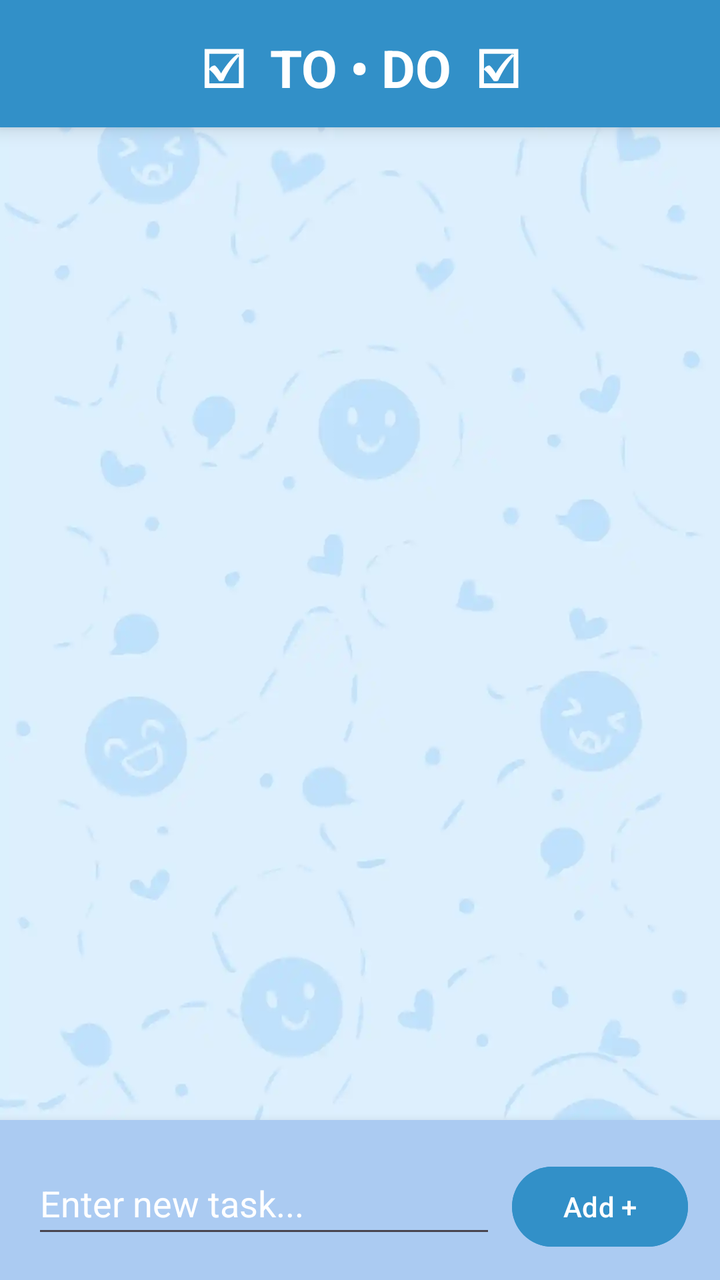
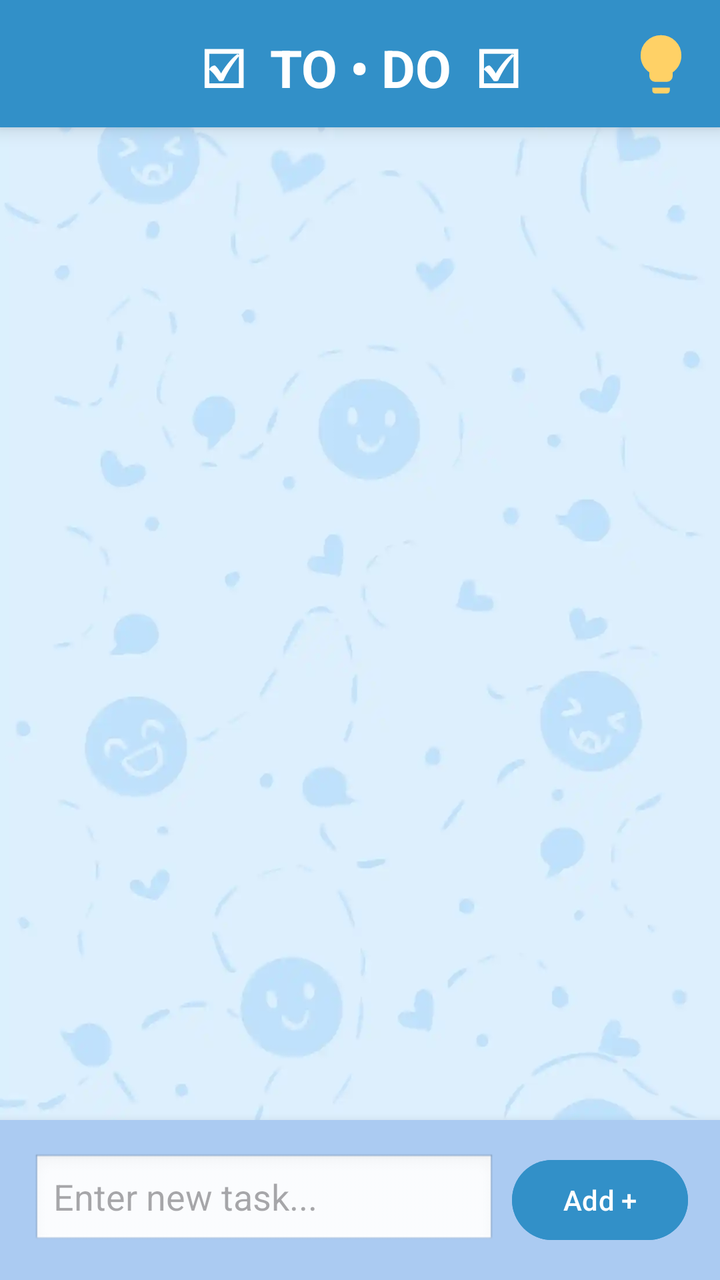

Two renders of the same Android screen: before a commit and after it. Below are the layout's source before the change and the commit's diff.
<!-- AndroidManifest.xml: application theme Theme.BetweenUs -->
<!-- res/layout/fragment_productivity.xml -->
<?xml version="1.0" encoding="utf-8"?>
<androidx.constraintlayout.widget.ConstraintLayout
    xmlns:android="http://schemas.android.com/apk/res/android"
    xmlns:app="http://schemas.android.com/apk/res-auto"
    xmlns:tools="http://schemas.android.com/tools"
    android:layout_width="match_parent"
    android:layout_height="match_parent"
    android:background="@color/white">
    <ImageView
        android:id="@+id/bgImage"
        android:layout_width="0dp"
        android:layout_height="0dp"
        android:src="@drawable/bg"
        android:scaleType="centerCrop"
        app:layout_constraintTop_toTopOf="parent"
        app:layout_constraintBottom_toBottomOf="parent"
        app:layout_constraintStart_toStartOf="parent"
        app:layout_constraintEnd_toEndOf="parent"/>

    
    <TextView
        android:id="@+id/toolbar_title"
        android:layout_width="0dp"
        android:layout_height="wrap_content"
        android:text="☑  TO • DO  ☑"
        android:textSize="26sp"
        android:textStyle="bold"
        android:gravity="center"
        android:paddingTop="16dp"
        android:paddingBottom="12dp"
        android:background="#3290c8"
        android:textColor="@color/white"
        android:elevation="6dp"
        app:layout_constraintTop_toTopOf="parent"
        app:layout_constraintStart_toStartOf="parent"
        app:layout_constraintEnd_toEndOf="parent"/>

    
    <androidx.recyclerview.widget.RecyclerView
        android:id="@+id/taskRecyclerView"
        android:layout_width="0dp"
        android:layout_height="0dp"
        android:padding="12dp"
        app:layout_constraintTop_toBottomOf="@id/toolbar_title"
        app:layout_constraintBottom_toTopOf="@id/addTaskLayout"
        app:layout_constraintStart_toStartOf="parent"
        app:layout_constraintEnd_toEndOf="parent" />

    
    <LinearLayout
        android:id="@+id/addTaskLayout"
        android:layout_width="match_parent"
        android:layout_height="wrap_content"
        android:background="#ABCBF2"
        android:elevation="8dp"
        android:orientation="horizontal"
        android:padding="16dp"
        app:layout_constraintBottom_toBottomOf="parent"
        app:layout_constraintEnd_toEndOf="parent"
        app:layout_constraintHorizontal_bias="0.0"
        app:layout_constraintStart_toStartOf="@id/taskRecyclerView">

        <EditText
            android:id="@+id/et_task_input"
            android:layout_width="0dp"
            android:layout_height="wrap_content"
            android:layout_weight="1"
            android:textColor="@color/white"
            android:textColorHint="@color/white"
            android:hint="Enter new task..."
            android:inputType="textCapSentences"
            android:minHeight="48dp" />

        <Button
            android:id="@+id/btn_add_task"
            android:layout_width="wrap_content"
            android:layout_height="wrap_content"
            android:layout_marginStart="8dp"
            android:backgroundTint="#3290c8"
            android:text="Add +" />

    </LinearLayout>

</androidx.constraintlayout.widget.ConstraintLayout>
<!-- resources referenced by this layout -->
<resources>
  <color name="white">#FFFFFFFF</color>
  <!-- drawable bg: webp bitmap (drawable, 16506 bytes) -->
  <style name="Theme.BetweenUs" parent="Theme.MaterialComponents.DayNight.NoActionBar">
          
          <item name="colorPrimary">@color/purple_500</item>
          <item name="colorPrimaryVariant">@color/purple_700</item>
          <item name="colorOnPrimary">@color/white</item>
          
          <item name="colorSecondary">@color/teal_200</item>
          <item name="colorSecondaryVariant">@color/teal_700</item>
          <item name="colorOnSecondary">@color/black</item>
          
          <item name="android:statusBarColor">?attr/colorPrimaryVariant</item>
          
      </style>
  <color name="purple_500">#FF6200EE</color>
  <color name="purple_700">#FF3700B3</color>
  <color name="teal_200">#FF03DAC5</color>
  <color name="teal_700">#FF018786</color>
  <color name="black">#FF000000</color>
</resources>

<!-- the commit's change to res/layout/fragment_productivity.xml (unified diff, before → after) -->
@@ -1,39 +1,52 @@
 <?xml version="1.0" encoding="utf-8"?>
-<androidx.constraintlayout.widget.ConstraintLayout
-    xmlns:android="http://schemas.android.com/apk/res/android"
+<androidx.constraintlayout.widget.ConstraintLayout xmlns:android="http://schemas.android.com/apk/res/android"
     xmlns:app="http://schemas.android.com/apk/res-auto"
     xmlns:tools="http://schemas.android.com/tools"
     android:layout_width="match_parent"
     android:layout_height="match_parent"
     android:background="@color/white">
+
     <ImageView
         android:id="@+id/bgImage"
         android:layout_width="0dp"
         android:layout_height="0dp"
+        android:scaleType="centerCrop"
         android:src="@drawable/bg"
-        android:scaleType="centerCrop"
-        app:layout_constraintTop_toTopOf="parent"
         app:layout_constraintBottom_toBottomOf="parent"
+        app:layout_constraintEnd_toEndOf="parent"
         app:layout_constraintStart_toStartOf="parent"
-        app:layout_constraintEnd_toEndOf="parent"/>
+        app:layout_constraintTop_toTopOf="parent" />
 
     
     <TextView
         android:id="@+id/toolbar_title"
         android:layout_width="0dp"
         android:layout_height="wrap_content"
-        android:text="☑  TO • DO  ☑"
-        android:textSize="26sp"
-        android:textStyle="bold"
+        android:background="#3290c8"
+        android:elevation="6dp"
         android:gravity="center"
         android:paddingTop="16dp"
         android:paddingBottom="12dp"
-        android:background="#3290c8"
+        android:text="☑  TO • DO  ☑"
         android:textColor="@color/white"
-        android:elevation="6dp"
+        android:textSize="26sp"
+        android:textStyle="bold"
+        app:layout_constraintEnd_toEndOf="parent"
+        app:layout_constraintStart_toStartOf="parent"
+        app:layout_constraintTop_toTopOf="parent" />
+
+    <ImageButton
+        android:id="@+id/btn_suggestion"
+        android:layout_width="35dp"
+        android:layout_height="40dp"
+        android:layout_margin="12dp"
+        android:background="@android:color/transparent"
+        android:elevation="7dp"
+        android:scaleType="fitCenter"
+        android:src="@drawable/suggestion_btn_filled"
+        app:layout_constraintEnd_toEndOf="parent"
         app:layout_constraintTop_toTopOf="parent"
-        app:layout_constraintStart_toStartOf="parent"
-        app:layout_constraintEnd_toEndOf="parent"/>
+        app:tint="#FFD166" />
 
     
     <androidx.recyclerview.widget.RecyclerView
@@ -41,10 +54,10 @@
         android:layout_width="0dp"
         android:layout_height="0dp"
         android:padding="12dp"
-        app:layout_constraintTop_toBottomOf="@id/toolbar_title"
         app:layout_constraintBottom_toTopOf="@id/addTaskLayout"
+        app:layout_constraintEnd_toEndOf="parent"
         app:layout_constraintStart_toStartOf="parent"
-        app:layout_constraintEnd_toEndOf="parent" />
+        app:layout_constraintTop_toBottomOf="@id/toolbar_title" />
 
     
     <LinearLayout
@@ -65,8 +78,8 @@
             android:layout_width="0dp"
             android:layout_height="wrap_content"
             android:layout_weight="1"
-            android:textColor="@color/white"
-            android:textColorHint="@color/white"
+            android:background="@android:drawable/edit_text"
+            android:elevation="3dp"
             android:hint="Enter new task..."
             android:inputType="textCapSentences"
             android:minHeight="48dp" />
<!-- resource entries referenced after the edit -->
@@ -2,6 +2,16 @@
 <resources>
   <color name="white">#FFFFFFFF</color>
   <!-- drawable bg: webp bitmap (drawable, 16506 bytes) -->
+  <!-- drawable suggestion_btn_filled (drawable) -->
+  <vector xmlns:android="http://schemas.android.com/apk/res/android"
+      android:width="24dp"
+      android:height="24dp"
+      android:viewportWidth="960"
+      android:viewportHeight="960">
+    <path
+        android:pathData="M400,720q-33,0 -56.5,-23.5T320,640v-50q-57,-39 -88.5,-100T200,360q0,-117 81.5,-198.5T480,80q117,0 198.5,81.5T760,360q0,69 -31.5,129.5T640,590v50q0,33 -23.5,56.5T560,720L400,720ZM400,880q-17,0 -28.5,-11.5T360,840v-40h240v40q0,17 -11.5,28.5T560,880L400,880Z"
+        android:fillColor="#e3e3e3"/>
+  </vector>
   <style name="Theme.BetweenUs" parent="Theme.MaterialComponents.DayNight.NoActionBar">
           
           <item name="colorPrimary">@color/purple_500</item>
